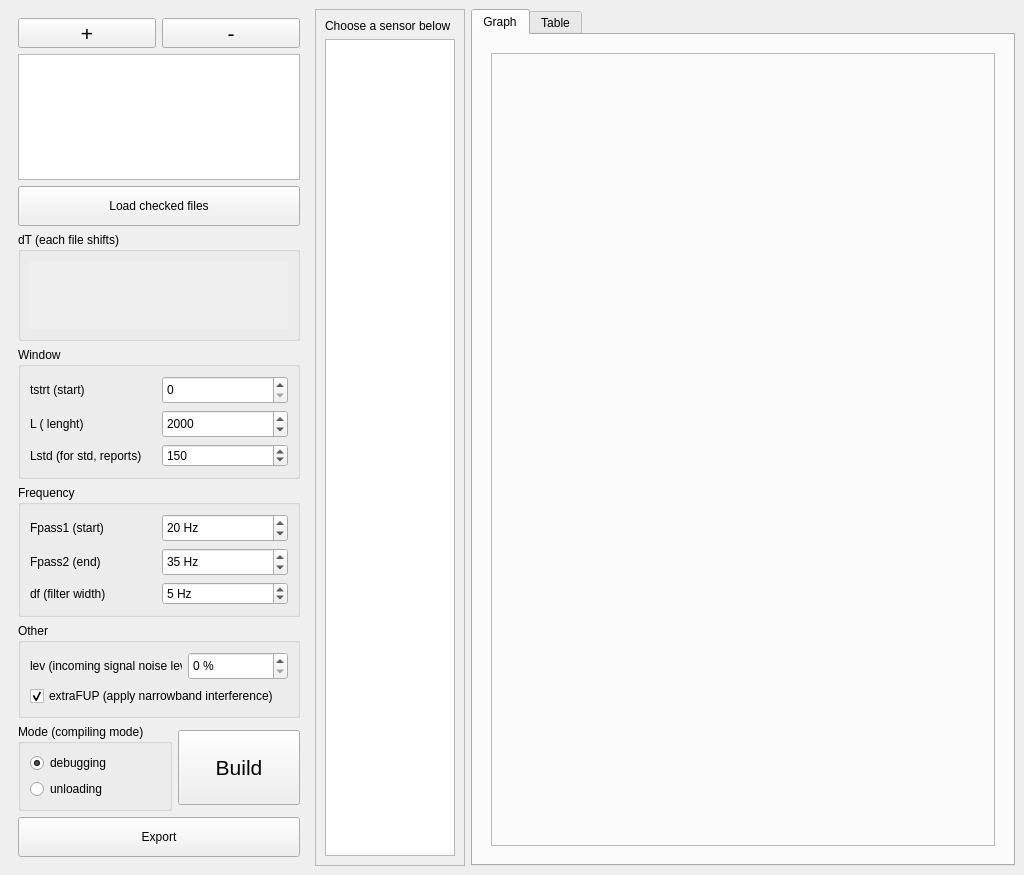
First picture: the form in SyncGraph.ui, repository salmanchik1/SyncGraph, before the edit.
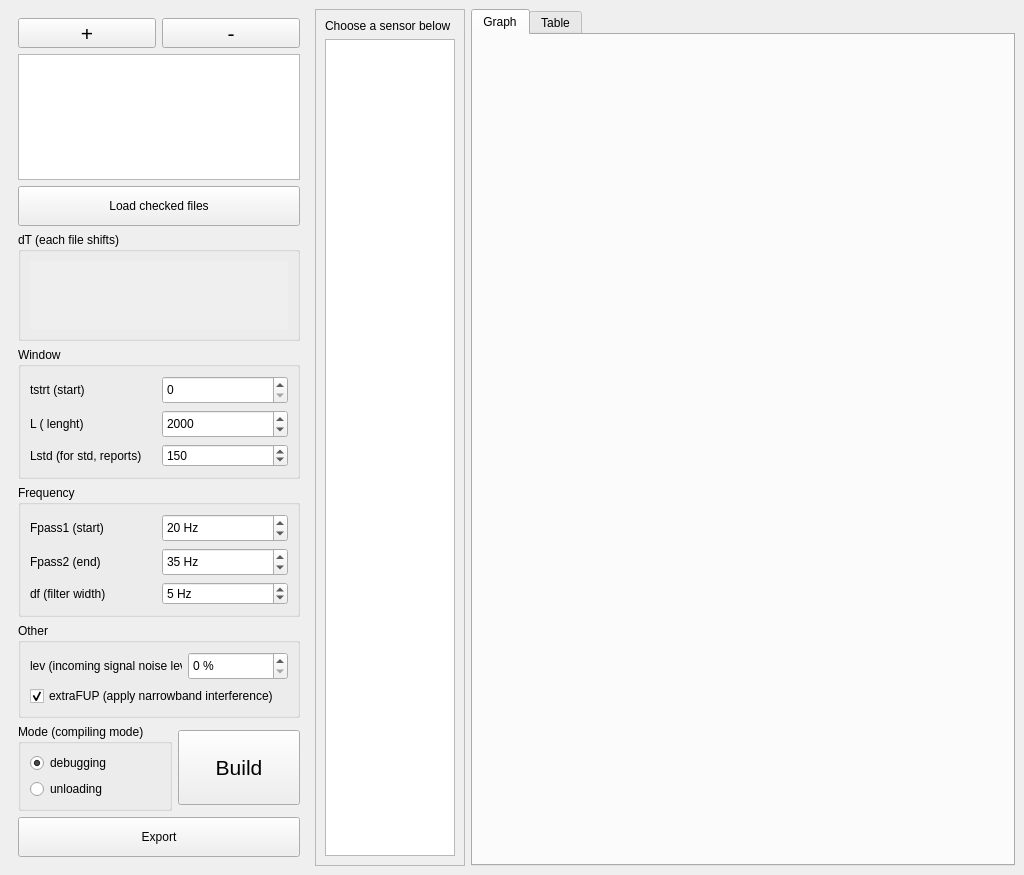
Second picture: the form after the edit.

Commit message: renamed graphs container and removed redundant

What changed in the file:
```diff
--- a/SyncGraph.ui
+++ b/SyncGraph.ui
@@ -460,19 +460,8 @@
        </attribute>
        <layout class="QGridLayout" name="gridLayout">
         <item row="0" column="0">
-         <widget class="QWidget" name="contentGraphics" native="true">
-          <layout class="QHBoxLayout" name="horizontalLayout_4">
-           <item>
-            <widget class="QFrame" name="graphFrame">
-             <property name="frameShape">
-              <enum>QFrame::StyledPanel</enum>
-             </property>
-             <property name="frameShadow">
-              <enum>QFrame::Raised</enum>
-             </property>
-            </widget>
-           </item>
-          </layout>
+         <widget class="QWidget" name="graphsContainer" native="true">
+          <layout class="QVBoxLayout" name="verticalLayout_4"/>
          </widget>
         </item>
        </layout>
```
The commit also changes 1 other file.
